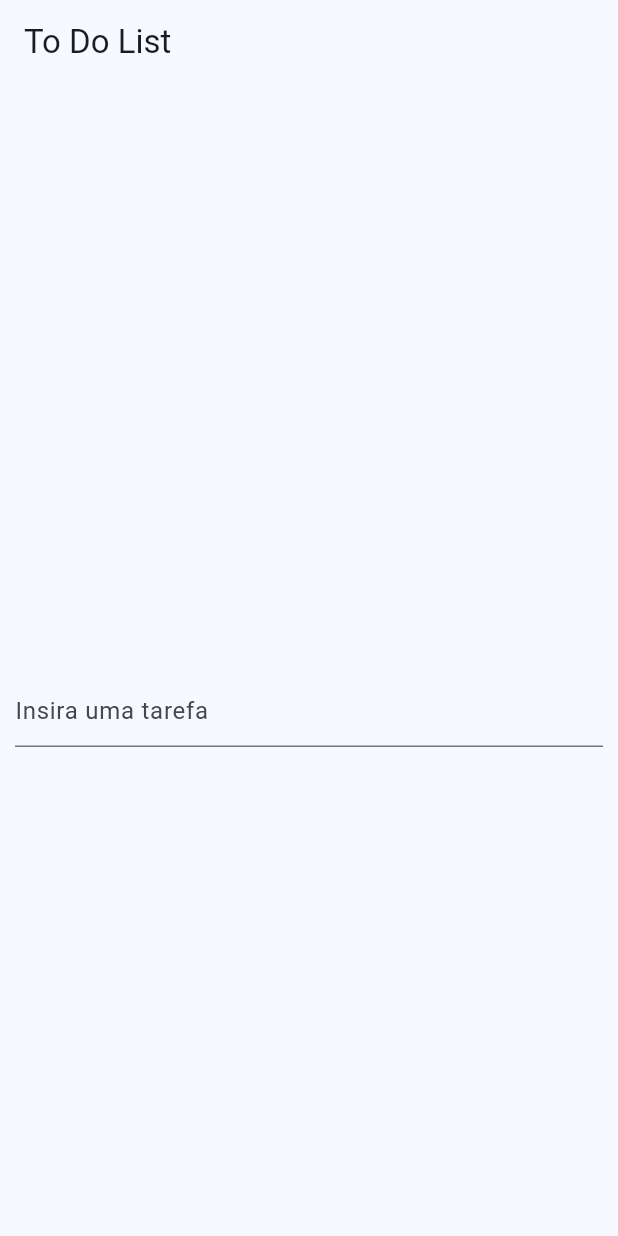
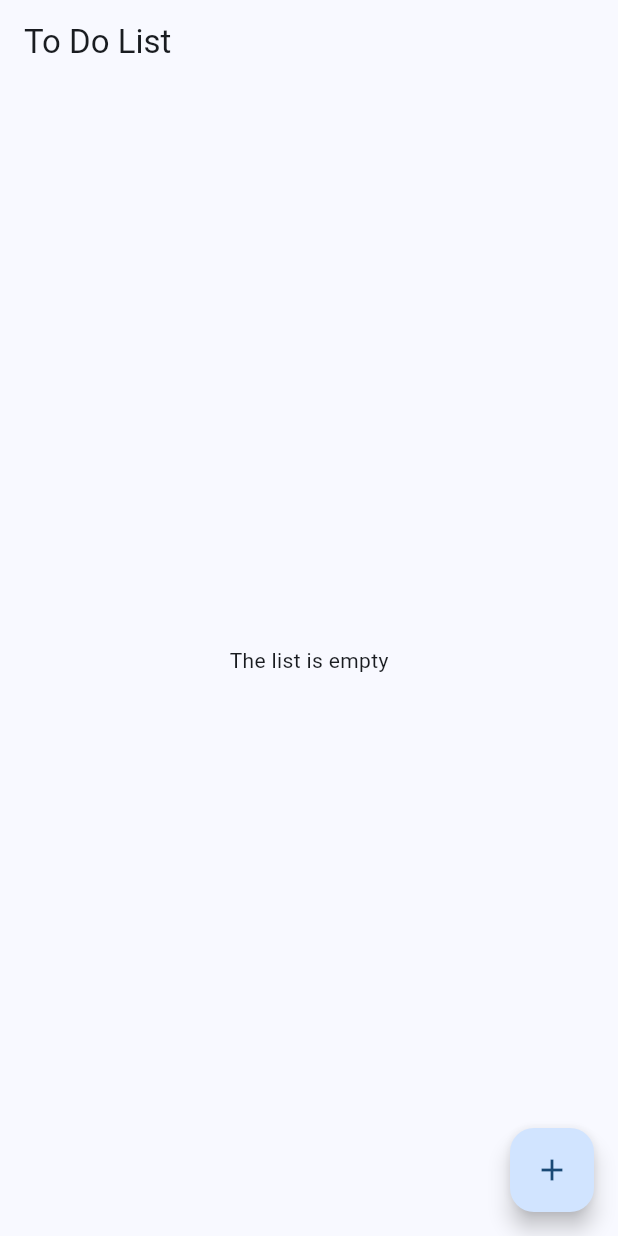
Before and after one commit to GuiKrause/Flutter-To-Do-List, a Flutter app: the screen it shows after launch, on a phone screen of 412 x 824 dp. Run offline on Flutter 3.47's test engine with Material 3 defaults, Android fonts, the phone set to English and light mode, and no system bars.

Commit message:
Desacoplamento do listTileItem

```diff
--- a/lib/main.dart
+++ b/lib/main.dart
@@ -11,6 +11,7 @@ class App extends StatelessWidget {
   @override
   Widget build(BuildContext context) {
     return MaterialApp(
+      debugShowCheckedModeBanner: false,
       title: 'To Do List',
       theme: ThemeData(
         colorScheme: ColorScheme.fromSeed(
--- a/lib/views/task_list_view.dart
+++ b/lib/views/task_list_view.dart
@@ -1,6 +1,6 @@
 import 'package:flutter/material.dart';
-import 'package:todolist_flutter/models/task.dart';
 import 'package:todolist_flutter/models/task_list.dart';
+import 'package:todolist_flutter/views/list_tile.dart';
 
 class TaskListView extends StatefulWidget {
   final TaskList taskList;
@@ -17,26 +17,17 @@ class _TaskListViewState extends State<TaskListView> {
     return Column(
       children: [
         Expanded(
-          child: ListView.builder(
-            itemCount: widget.taskList.tasks.length,
-            itemBuilder: ((context, index) => ListTile(
-                  title: Text(widget.taskList.tasks[index].description),
-                )),
-          ),
+          child: widget.taskList.tasks.isEmpty
+              ? const Center(
+                  child: Text('The list is empty'),
+                )
+              : ListView.builder(
+                  itemCount: widget.taskList.tasks.length,
+                  itemBuilder: (context, index) {
+                    return ListTileItem(widget.taskList, index: index);
+                  },
+                ),
         ),
-        Expanded(
-          child: Padding(
-            padding: const EdgeInsets.all(10.0),
-            child: TextField(
-              decoration: const InputDecoration(hintText: "Insira uma tarefa"),
-              onSubmitted: (value) {
-                setState(() {
-                  widget.taskList.tasks.add(Task(value));
-                });
-              },
-            ),
-          ),
-        )
       ],
     );
   }
```
Also changed, not shown: lib/controller/task_view_page.dart (+25 -2 lines), lib/views/list_tile.dart (+20 -4 lines), 1 other file.
